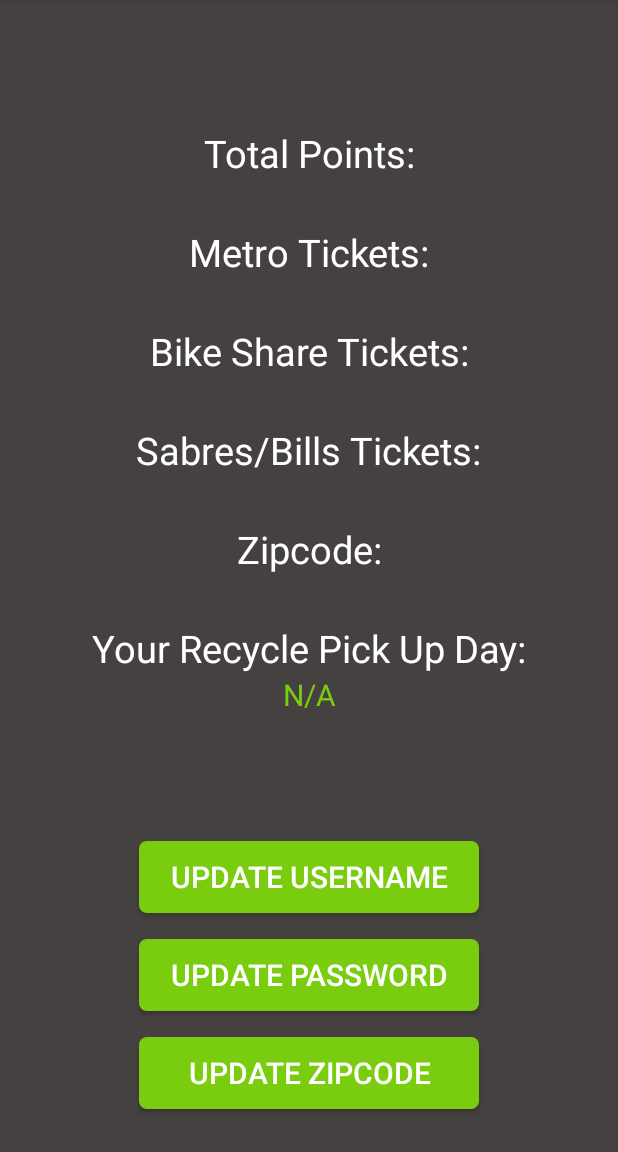
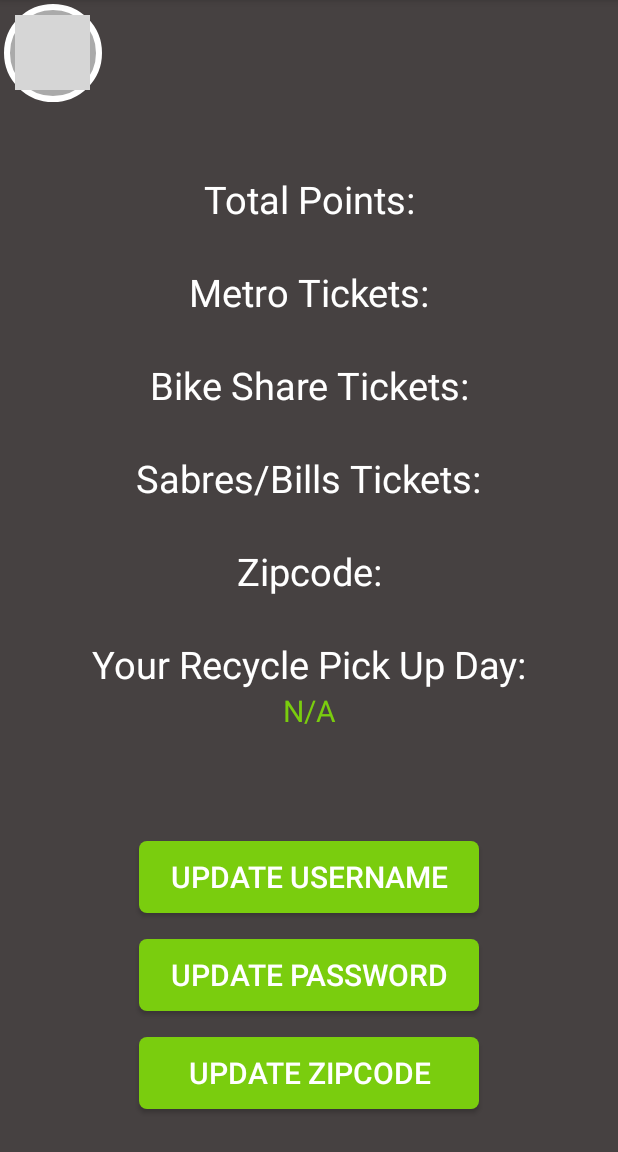
Before and after one commit to Gsilver123/CanScan, an Android app: the fragment ProfileFragment placed in its activity, on a phone screen of 412 x 824 dp, the part 84-1236 px from its top. Run offline under Robolectric (Android 15) with nearby library versions, the phone set to English and light mode, and no system bars; libraries missing offline, so code that uses them is left out: com.mongodb.stitch, org.bson; 9 statements that could not run were skipped; grey boxes are pictures that could not be loaded.

Commit message:
Added Back Button (#9)
Added a back button to allow users to go back from the LeaderBoards, Rewards and Profile fragments.

```diff
--- a/app/src/main/java/com/example/canscan/ProfileFragment.java
+++ b/app/src/main/java/com/example/canscan/ProfileFragment.java
@@ -9,11 +9,14 @@ import android.view.ViewGroup;
 import android.view.WindowManager;
 import android.widget.Button;
 import android.widget.EditText;
+import android.widget.ImageButton;
 import android.widget.TextView;
 import android.widget.Toast;
 
 import com.example.canscan.Barcode.BarcodeLab;
 import com.example.canscan.User.UserLab;
+
+import java.util.Objects;
 
 public class ProfileFragment extends Fragment implements View.OnClickListener {
 
@@ -31,6 +34,7 @@ public class ProfileFragment extends Fragment implements View.OnClickListener {
     private Button mUpdateUsernameButton;
     private Button mUpdatePasswordButton;
     private Button mUpdateZipcodeButton;
+    private ImageButton mBackButton;
 
     @Override
     public void onCreate(Bundle savedInstanceState) {
@@ -58,12 +62,14 @@ public class ProfileFragment extends Fragment implements View.OnClickListener {
         mUpdatePasswordButton = view.findViewById(R.id.profile_update_password_btn);
         mUpdateZipcodeButton = view.findViewById(R.id.profile_update_zipcode_btn);
         mRecyclePickUpDayTextView = view.findViewById(R.id.profile_recycle_pick_up_day_number_textView);
+        mBackButton = view.findViewById(R.id.profile_back_btn);
     }
 
     private void setOnClickListener() {
         mUpdateUsernameButton.setOnClickListener(this);
         mUpdatePasswordButton.setOnClickListener(this);
         mUpdateZipcodeButton.setOnClickListener(this);
+        mBackButton.setOnClickListener(this);
     }
 
     private void fillProfileTextViews() {
@@ -98,6 +104,9 @@ public class ProfileFragment extends Fragment implements View.OnClickListener {
                 break;
             case R.id.profile_update_zipcode_btn:
                 showAlertDialogForProfileUpdate(ZIPCODE_UPDATE, "Update Zipcode");
+                break;
+            case R.id.profile_back_btn:
+                Objects.requireNonNull(getActivity()).getSupportFragmentManager().popBackStack();
                 break;
             default:
                 break;
--- /dev/null
+++ b/app/src/main/res/drawable/home_back_btn_bg.xml
@@ -0,0 +1,13 @@
+<?xml version="1.0" encoding="utf-8"?>
+<shape xmlns:android="http://schemas.android.com/apk/res/android"
+    android:shape="oval">
+
+    <solid android:color="@android:color/darker_gray" />
+
+    <size android:width="65dp"
+        android:height="65dp" />
+
+    <stroke android:width="4dp"
+        android:color="@color/white"/>
+
+</shape>
--- a/app/src/main/res/layout/profile.xml
+++ b/app/src/main/res/layout/profile.xml
@@ -5,6 +5,27 @@
     android:layout_width="match_parent"
     android:layout_height="match_parent"
     android:background="@color/colorPrimaryDark">
+
+    <ImageView
+        android:id="@+id/profile_back_btn_bg"
+        android:layout_width="wrap_content"
+        android:layout_height="wrap_content"
+        android:background="@drawable/home_back_btn_bg"
+        app:layout_constraintStart_toStartOf="@id/profile_back_btn"
+        app:layout_constraintEnd_toEndOf="@id/profile_back_btn"
+        app:layout_constraintTop_toTopOf="@id/profile_back_btn"
+        app:layout_constraintBottom_toBottomOf="@id/profile_back_btn"/>
+
+    <ImageButton
+        android:id="@+id/profile_back_btn"
+        android:layout_width="50dp"
+        android:layout_height="50dp"
+        android:layout_marginTop="10dp"
+        android:layout_marginStart="10dp"
+        android:background="@android:color/transparent"
+        android:src="@drawable/large_back_arrow"
+        app:layout_constraintStart_toStartOf="parent"
+        app:layout_constraintTop_toTopOf="parent" />
 
     <TextView
         android:id="@+id/profile_username_textView"
@@ -56,7 +77,6 @@
         android:text="@string/profile_metro_tickets"
         android:textSize="25sp"
         android:textColor="@color/white"
-        android:layout_marginTop="4dp"
         app:layout_constraintTop_toBottomOf="@id/profile_total_points_number_textView"
         app:layout_constraintStart_toStartOf="parent"
         app:layout_constraintEnd_toEndOf="parent"/>
@@ -78,7 +98,6 @@
         android:text="@string/profile_bike_share_tickets"
         android:textSize="25sp"
         android:textColor="@color/white"
-        android:layout_marginTop="4dp"
         app:layout_constraintTop_toBottomOf="@id/profile_metro_tickets_number_textView"
         app:layout_constraintStart_toStartOf="parent"
         app:layout_constraintEnd_toEndOf="parent"/>
@@ -100,7 +119,6 @@
         android:text="@string/profile_game_tickets"
         android:textSize="25sp"
         android:textColor="@color/white"
-        android:layout_marginTop="4dp"
         app:layout_constraintTop_toBottomOf="@id/profile_bike_share_tickets_number_textView"
         app:layout_constraintStart_toStartOf="parent"
         app:layout_constraintEnd_toEndOf="parent"/>
@@ -122,7 +140,6 @@
         android:text="@string/profile_current_zipcode"
         android:textSize="25sp"
         android:textColor="@color/white"
-        android:layout_marginTop="4dp"
         app:layout_constraintTop_toBottomOf="@id/profile_game_tickets_number_textView"
         app:layout_constraintStart_toStartOf="parent"
         app:layout_constraintEnd_toEndOf="parent"/>
@@ -144,7 +161,6 @@
         android:text="@string/profile_pick_up_day"
         android:textSize="25sp"
         android:textColor="@color/white"
-        android:layout_marginTop="4dp"
         app:layout_constraintTop_toBottomOf="@id/profile_current_zipcode_number_textView"
         app:layout_constraintStart_toStartOf="parent"
         app:layout_constraintEnd_toEndOf="parent"/>
@@ -200,7 +216,7 @@
         android:layout_width="wrap_content"
         android:layout_height="wrap_content"
         android:orientation="horizontal"
-        app:layout_constraintGuide_percent=".11"/>
+        app:layout_constraintGuide_percent=".15"/>
 
     <android.support.constraint.Guideline
         android:id="@+id/profile_update_btn_start_guideline"
--- a/app/src/main/res/values/strings.xml
+++ b/app/src/main/res/values/strings.xml
@@ -13,7 +13,7 @@
     <string name="create_account_header">Create Account</string>
 
     <string name="you_have_earned_textView">You Have Earned</string>
-    <string name="points_textView">Points!</string>
+    <string name="points_textView">Spendable Points!</string>
     <string name="bottle_scanner">Bottle Scanner</string>
     <string name="leader_board">LeaderBoard</string>
     <string name="rewards">Rewards</string>
```
Also changed, not shown: app/src/main/java/com/example/canscan/LeaderBoardFragment.java (+18 -1 lines), app/src/main/java/com/example/canscan/RewardsFragment.java (+7 -1 lines), app/src/main/res/layout/leader_board.xml (+21 -0 lines), app/src/main/res/layout/rewards.xml (+21 -0 lines).
